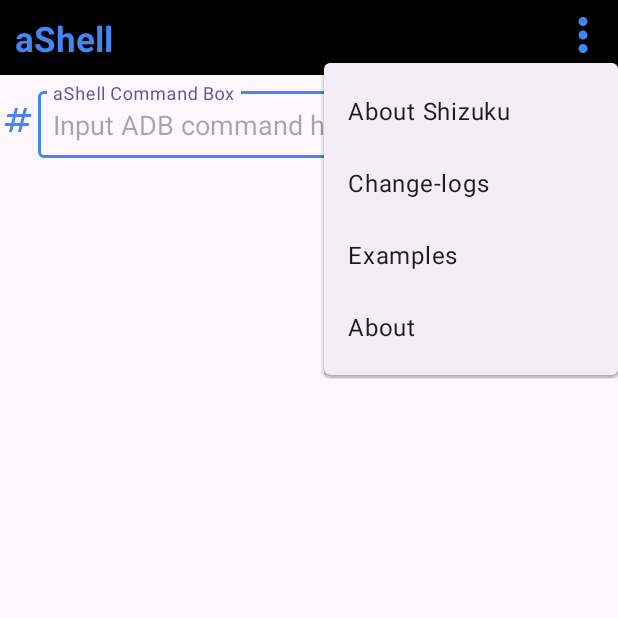
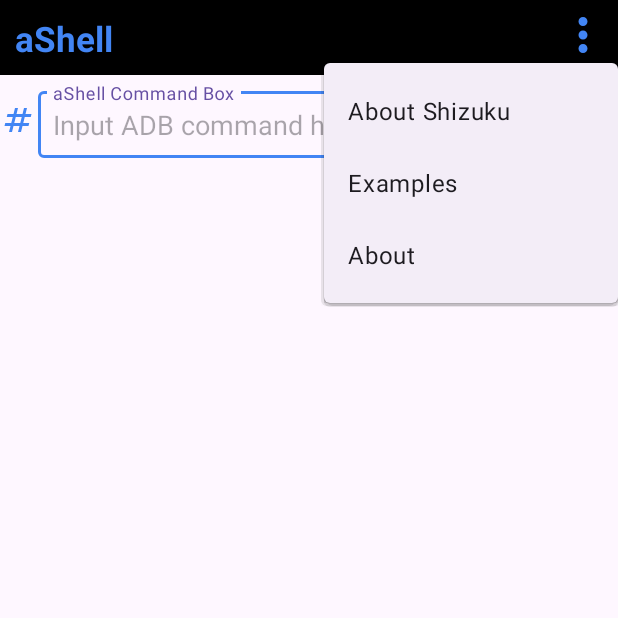
Before and after one commit to emtee40/adbShell-Shizuku, an Android app: the aShellFragment screen opened directly, with no data from a screen before it, after a tap on an icon or button, on a phone screen of 412 x 824 dp, the top half of it. Run offline under Robolectric (Android 15) with nearby library versions, the phone set to English and light mode, and no system bars; libraries missing offline, so code that uses them is left out: rikka.shizuku.

Commit message:
Removed change-logs as it is difficult to maintain
Signed-off-by: sunilpaulmathew <sunil.kde@gmail.com>

```diff
--- a/app/src/main/java/in/sunilpaulmathew/ashell/fragments/aShellFragment.java
+++ b/app/src/main/java/in/sunilpaulmathew/ashell/fragments/aShellFragment.java
@@ -156,24 +156,15 @@
             PopupMenu popupMenu = new PopupMenu(requireContext(), mSettingsButton);
             Menu menu = popupMenu.getMenu();
             menu.add(Menu.NONE, 0, Menu.NONE, R.string.shizuku_about);
-            menu.add(Menu.NONE, 1, Menu.NONE, R.string.change_logs);
-            menu.add(Menu.NONE, 2, Menu.NONE, R.string.examples);
-            menu.add(Menu.NONE, 3, Menu.NONE, R.string.about);
+            menu.add(Menu.NONE, 1, Menu.NONE, R.string.examples);
+            menu.add(Menu.NONE, 2, Menu.NONE, R.string.about);
             popupMenu.setOnMenuItemClickListener(item -> {
                 if (item.getItemId() == 0) {
                     Utils.loadShizukuWeb(requireActivity());
                 } else if (item.getItemId() == 1) {
-                    new MaterialAlertDialogBuilder(requireActivity())
-                            .setIcon(R.mipmap.ic_launcher)
-                            .setTitle(getString(R.string.change_logs))
-                            .setMessage(getString(R.string.change_logs_summary, getString(
-                                    R.string.app_name) + " " + BuildConfig.VERSION_NAME))
-                            .setPositiveButton(getString(R.string.cancel), (dialogInterface, i) -> {
-                            }).show();
-                } else if (item.getItemId() == 2) {
                     Intent examples = new Intent(requireActivity(), ExamplesActivity.class);
                     startActivity(examples);
-                } else if (item.getItemId() == 3) {
+                } else if (item.getItemId() == 2) {
                     new MaterialAlertDialogBuilder(requireActivity())
                             .setIcon(R.mipmap.ic_launcher)
                             .setTitle(getString(R.string.app_name) + " " + BuildConfig.VERSION_NAME)
--- a/app/src/main/res/values/strings.xml
+++ b/app/src/main/res/values/strings.xml
@@ -5,8 +5,6 @@
     <string name="app_summary">Welcome to aShell: A local ADB shell for Shizuku powered android devices.</string>
     <string name="app_working_message">aShell is still working. Please wait for it to finish or manually stop (by clicking the stop button) to run a new command</string>
     <string name="cancel">Cancel</string>
-    <string name="change_logs">Change-logs</string>
-    <string name="change_logs_summary" translatable="false">%s\n - Fixed possible crashes on the main page.\n - Changed stop button position.\n - Improved handling continuously updating commands.\n - Miscellaneous changes.</string>
     <string name="clear_all_message">Clear everything on this screen?</string>
     <string name="command_hint">Input ADB command here</string>
     <string name="command_title">aShell Command Box</string>
```
Also changed, not shown: 1 other file.
